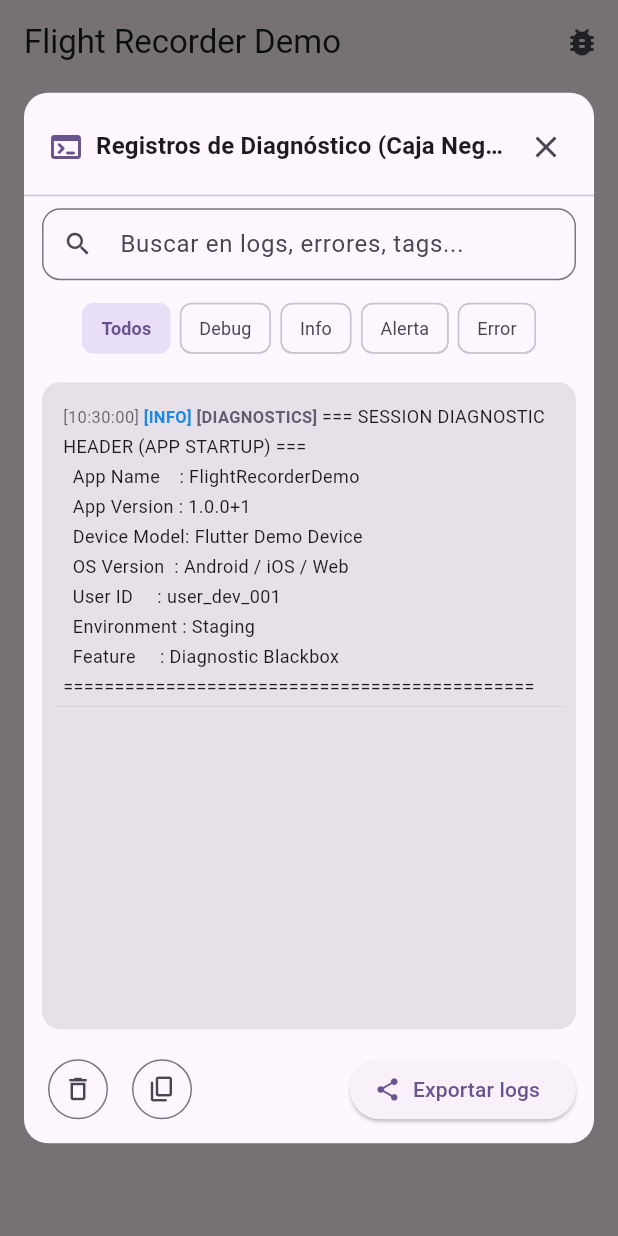
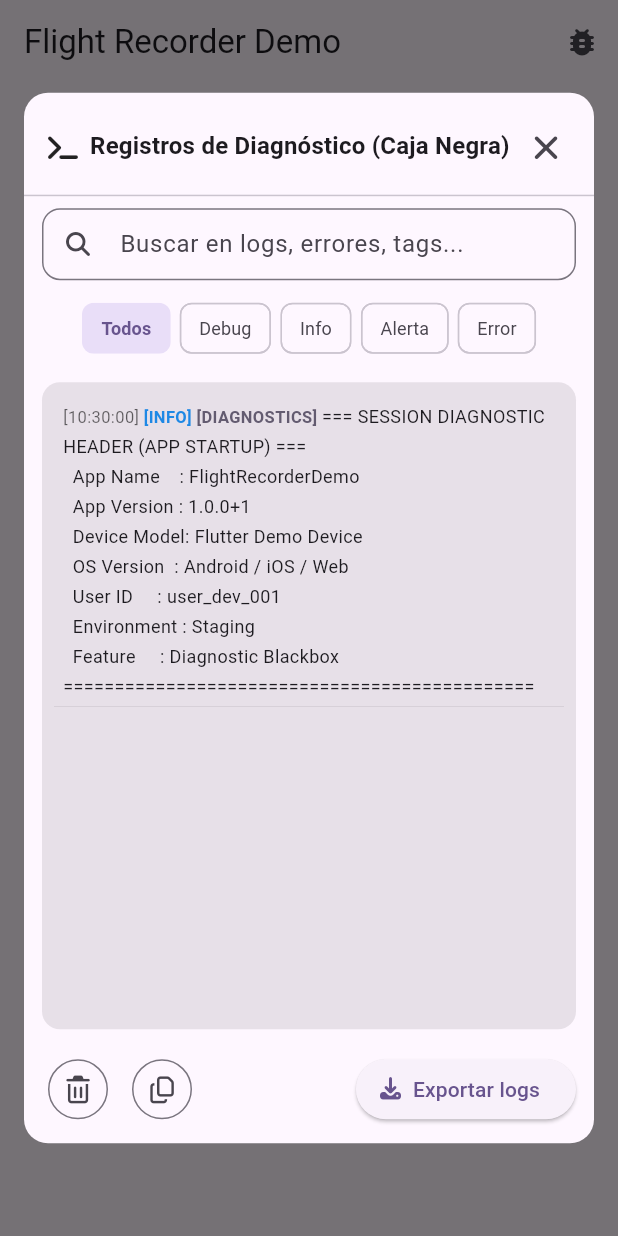
Before and after one commit to Churtech/rea-flight-recorder, a Flutter app: the screen it shows after launch, after a tap on the "bug report" icon, on a phone screen of 412 x 824 dp. Run offline on Flutter 3.47's test engine with Material 3 defaults, Android fonts, the phone set to English and light mode, and no system bars; our stand-ins replace dio, font_awesome_flutter, share_plus, web.

Commit message:
feat(ui): forward custom icons in FlightRecorderTrigger and update example

```diff
--- a/example/lib/main.dart
+++ b/example/lib/main.dart
@@ -1,6 +1,18 @@
 import 'package:dio/dio.dart';
 import 'package:flutter/material.dart';
+import 'package:font_awesome_flutter/font_awesome_flutter.dart';
 import 'package:rea_flight_recorder/rea_flight_recorder.dart';
+
+const _fontAwesomeIcons = FlightRecorderIcons(
+  terminal: FaIcon(FontAwesomeIcons.terminal, size: 20),
+  close: FaIcon(FontAwesomeIcons.xmark, size: 20),
+  search: FaIcon(FontAwesomeIcons.magnifyingGlass, size: 16),
+  clearSearch: FaIcon(FontAwesomeIcons.xmark, size: 16),
+  delete: FaIcon(FontAwesomeIcons.trashCan, size: 18),
+  copy: FaIcon(FontAwesomeIcons.copy, size: 18),
+  export: FaIcon(FontAwesomeIcons.download, size: 16),
+  feedbackSuccess: FaIcon(FontAwesomeIcons.circleCheck, size: 16, color: Colors.greenAccent),
+);
 
 void main() async {
   WidgetsFlutterBinding.ensureInitialized();
@@ -151,6 +163,7 @@ class _HomeScreenState extends State<HomeScreen> {
             onPressed: () => FlightRecorder.instance.showViewer(
               context,
               strings: FlightRecorderStrings.spanish(),
+              icons: _fontAwesomeIcons,
             ),
           ),
         ],
@@ -224,6 +237,7 @@ class _HomeScreenState extends State<HomeScreen> {
               FlightRecorderTrigger(
                 mode: FlightRecorderTriggerMode.longPress,
                 strings: FlightRecorderStrings.spanish(),
+                icons: _fontAwesomeIcons,
                 child: Container(
                   padding: const EdgeInsets.symmetric(horizontal: 16, vertical: 8),
                   decoration: BoxDecoration(
--- a/example/pubspec.yaml
+++ b/example/pubspec.yaml
@@ -11,6 +11,7 @@ dependencies:
   flutter:
     sdk: flutter
   dio: ^5.0.0
+  font_awesome_flutter: ^11.0.0
   rea_flight_recorder:
     path: ../
 
--- a/lib/src/ui/flight_recorder_modal.dart
+++ b/lib/src/ui/flight_recorder_modal.dart
@@ -205,8 +205,13 @@ class _FlightRecorderModalState extends State<FlightRecorderModal> {
               controller: _searchController,
               decoration: InputDecoration(
                 hintText: widget.strings.searchHint,
-                prefixIcon:
-                    widget.icons.search ?? const Icon(Icons.search, size: 20),
+                prefixIcon: widget.icons.search != null
+                    ? Column(
+                        mainAxisAlignment: MainAxisAlignment.center,
+                        mainAxisSize: MainAxisSize.min,
+                        children: [widget.icons.search!],
+                      )
+                    : const Icon(Icons.search, size: 20),
                 suffixIcon: _searchQuery.isNotEmpty
                     ? IconButton(
                         icon: widget.icons.clearSearch ??
--- a/lib/src/ui/flight_recorder_trigger.dart
+++ b/lib/src/ui/flight_recorder_trigger.dart
@@ -3,6 +3,7 @@ import 'package:flutter/services.dart';
 import 'package:flutter/widgets.dart';
 
 import '../flight_recorder.dart';
+import '../models/flight_recorder_icons.dart';
 import '../models/flight_recorder_strings.dart';
 import '../models/flight_recorder_theme.dart';
 
@@ -46,6 +47,9 @@ class FlightRecorderTrigger extends StatefulWidget {
   /// Optional custom localized strings for the modal viewer.
   final FlightRecorderStrings? strings;
 
+  /// Optional custom icons for the modal viewer.
+  final FlightRecorderIcons? icons;
+
   /// Whether to emit haptic feedback when the viewer triggers.
   final bool enableHaptics;
 
@@ -60,6 +64,7 @@ class FlightRecorderTrigger extends StatefulWidget {
     this.multiTapWindow = const Duration(milliseconds: 2500),
     this.theme,
     this.strings,
+    this.icons,
     this.enableHaptics = true,
     this.onCustomTrigger,
   });
@@ -90,6 +95,7 @@ class _FlightRecorderTriggerState extends State<FlightRecorderTrigger> {
         context,
         theme: widget.theme,
         strings: widget.strings,
+        icons: widget.icons,
       );
     }
   }
```
Also changed, not shown: 1 other file.
